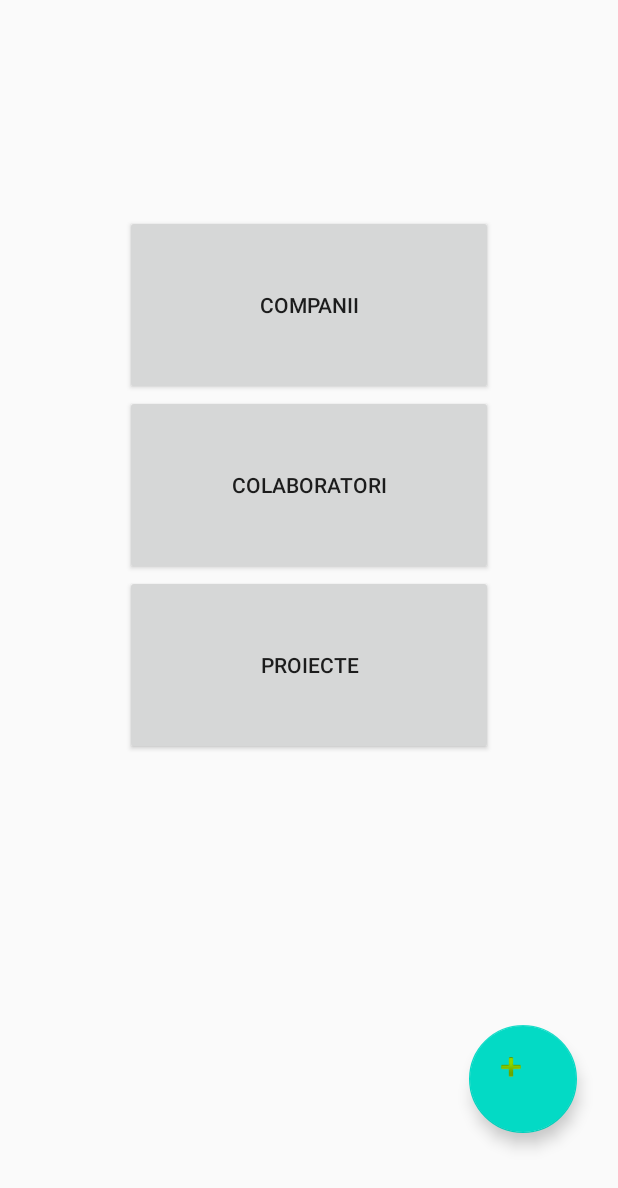
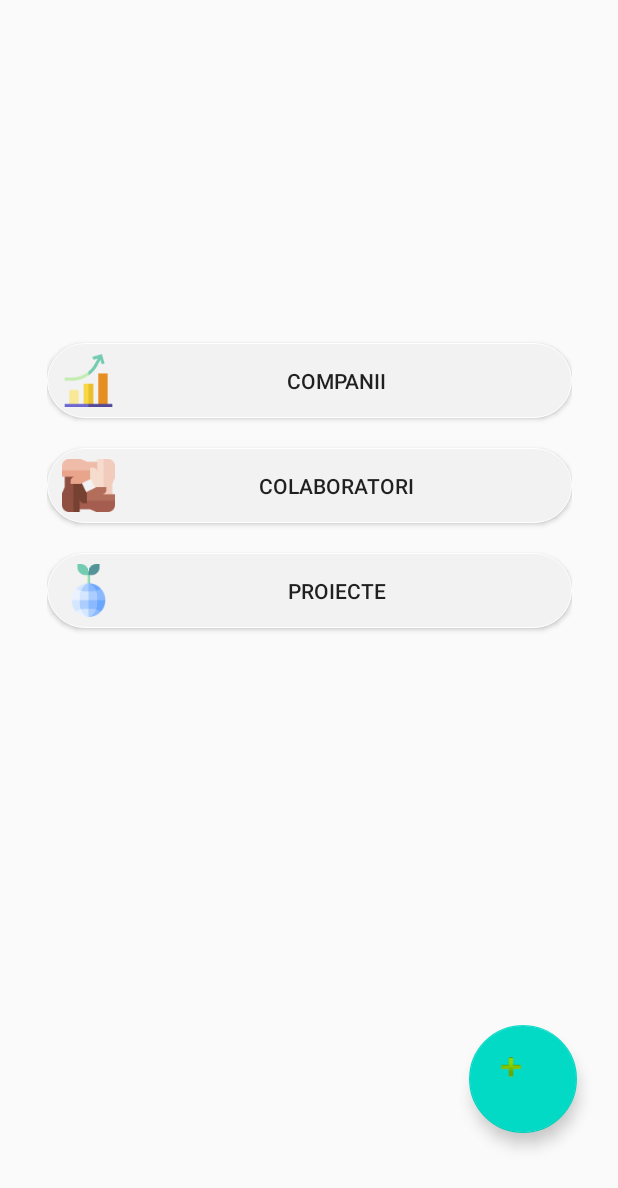
Before and after one commit to IlieIonut/Chatinator, an Android app: the screen it shows after launch once a user with an empty profile is signed in (Menu_Activity), on a phone screen of 412 x 824 dp. Shown: the top 1188 px of the screen. Run offline under Robolectric (Android 15) with nearby library versions, the phone set to English and light mode, and no system bars; our stand-ins replace Firebase (no records; nobody signed in at launch, a user with empty details on screens opened directly), navigation-ui.

Commit message:
Menu emoji

```diff
--- a/app/src/main/res/layout/menu_layout.xml
+++ b/app/src/main/res/layout/menu_layout.xml
@@ -7,9 +7,10 @@
     android:layout_height="match_parent">
 
     <LinearLayout
-        android:layout_width="245dp"
+        android:layout_width="350dp"
         android:layout_height="361dp"
         android:orientation="vertical"
+        android:gravity="center"
         app:layout_constraintBottom_toBottomOf="parent"
         app:layout_constraintEnd_toEndOf="parent"
         app:layout_constraintStart_toStartOf="parent"
@@ -19,21 +20,35 @@
         <Button
             android:id="@+id/CompaniiButton"
             android:layout_width="match_parent"
-            android:layout_height="120dp"
+            android:layout_height="50dp"
+            android:layout_marginBottom="20dp"
+            android:background="@drawable/rounded_white"
+            android:drawableStart="@drawable/ic_growth"
+            android:paddingStart="10dp"
+            android:paddingEnd="10dp"
             android:onClick="companyClick"
             android:text="Companii" />
 
         <Button
             android:id="@+id/ColaboratoriButton"
             android:layout_width="match_parent"
-            android:layout_height="120dp"
+            android:layout_height="50dp"
+            android:layout_marginBottom="20dp"
+            android:background="@drawable/rounded_white"
+            android:drawableStart="@drawable/ic_collaboration"
+            android:paddingStart="10dp"
+            android:paddingEnd="10dp"
             android:onClick="collaboratorsClick"
             android:text="Colaboratori" />
 
         <Button
             android:id="@+id/ProiecteButton"
             android:layout_width="match_parent"
-            android:layout_height="120dp"
+            android:layout_height="50dp"
+            android:background="@drawable/rounded_white"
+            android:drawableStart="@drawable/ic_plant"
+            android:paddingStart="10dp"
+            android:paddingEnd="10dp"
             android:onClick="projectClick"
             android:text="Proiecte" />
     </LinearLayout>
--- a/app/src/main/res/layout/register_layout.xml
+++ b/app/src/main/res/layout/register_layout.xml
@@ -69,16 +69,16 @@
                 android:id="@+id/usernameRegister"
                 android:layout_width="match_parent"
                 android:layout_height="40dp"
-                android:hint="Username"
-                android:background="@drawable/rounded_white"
                 android:layout_marginStart="15dp"
                 android:layout_marginEnd="15dp"
+                android:layout_marginBottom="10dp"
+                android:background="@drawable/rounded_white"
                 android:drawableStart="@drawable/ic_communication"
+                android:drawablePadding="10dp"
+                android:hint="Username"
+                android:paddingStart="10dp"
+                android:textColorHint="#a8a8a8"
                 android:textSize="14sp"
-                android:drawablePadding="10dp"
-                android:paddingStart="10dp"
-                android:layout_marginBottom="10dp"
-                android:textColorHint="#a8a8a8"
 
                 />
 
```
Also changed, not shown: app/src/main/res/drawable-hdpi/ic_collaboration.png (added), app/src/main/res/drawable-hdpi/ic_growth.png (added), app/src/main/res/drawable-hdpi/ic_plant.png (added), app/src/main/res/drawable-mdpi/ic_collaboration.png (added), app/src/main/res/drawable-mdpi/ic_growth.png (added), app/src/main/res/drawable-mdpi/ic_plant.png (added), app/src/main/res/drawable-xhdpi/ic_collaboration.png (added), app/src/main/res/drawable-xhdpi/ic_growth.png (added), app/src/main/res/drawable-xhdpi/ic_plant.png (added), app/src/main/res/drawable-xxhdpi/ic_collaboration.png (added), app/src/main/res/drawable-xxhdpi/ic_growth.png (added), app/src/main/res/drawable-xxhdpi/ic_plant.png (added), app/src/main/res/drawable-xxxhdpi/ic_collaboration.png (added), app/src/main/res/drawable-xxxhdpi/ic_growth.png (added), 1 more files.
